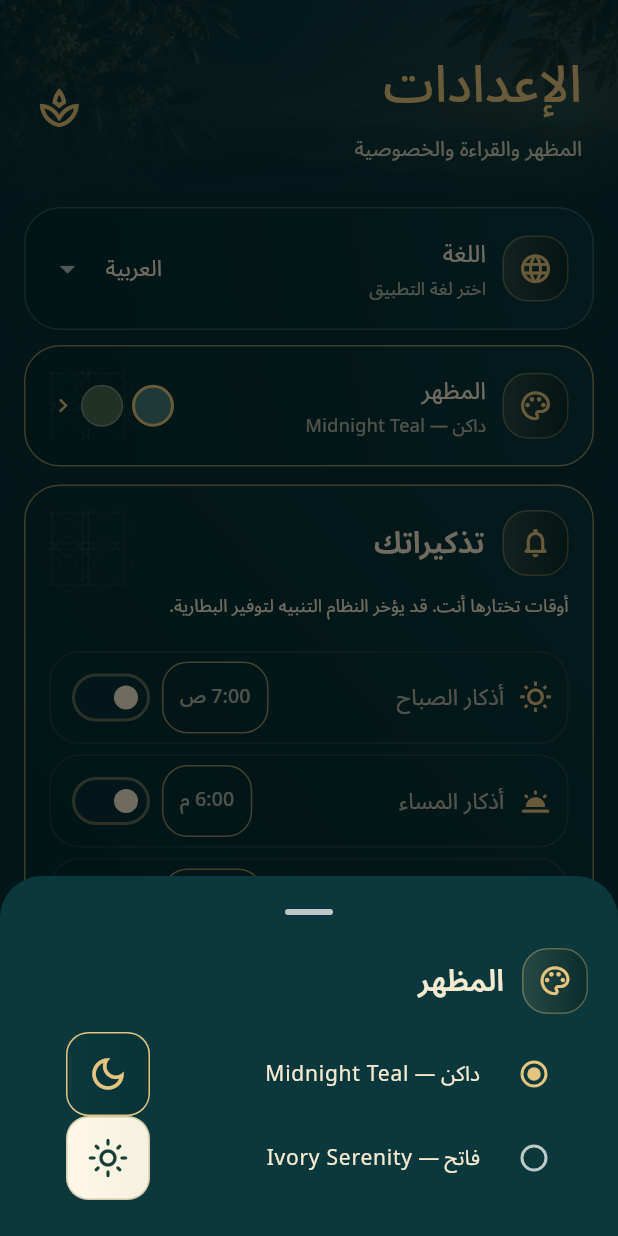
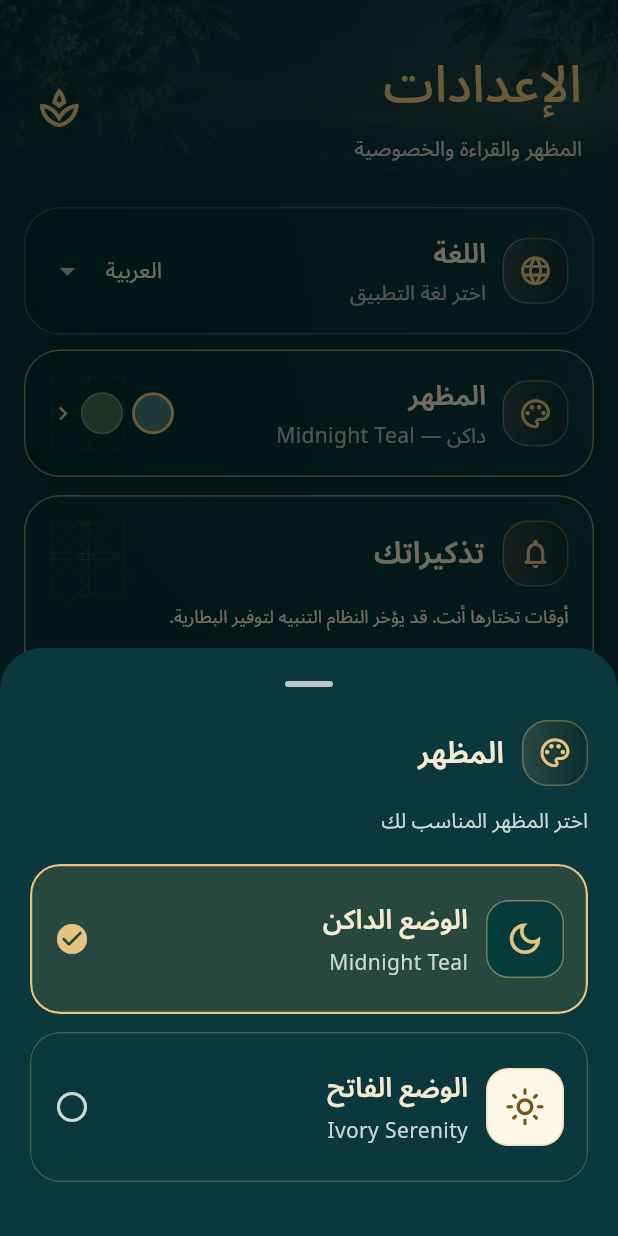
Before and after one commit to Hmx77/Wird, a Flutter app: the SettingsPage widget shown alone on an empty page, opened directly with empty values, after a tap on "المظهر", on a phone screen of 412 x 824 dp. Run offline on Flutter 3.47's test engine with Material 3 defaults, Android fonts, the phone set to English and light mode, and no system bars; our stand-ins replace flutter_local_notifications, flutter_timezone, just_audio, share_plus, shared_preferences, timezone; missing offline and left inert: home_widget; accounts and stored records are empty.

Commit message:
Separate bilingual appearance labels and introduce accessible theme selection cards

```diff
--- a/lib/settings_ui.dart
+++ b/lib/settings_ui.dart
@@ -431,47 +431,18 @@ class SettingsPage extends StatelessWidget {
               children: [
                 SettingsHeading('المظهر', icon: Icons.palette_outlined),
                 SizedBox(height: 12),
-                ...themes.indexed.map(
-                  (e) => RadioListTile<int>(
-                    key: Key('settings-theme-${e.$1}'),
-                    value: e.$1,
-                    groupValue: store.themeIndex,
-                    activeColor: AppAppearance.of(context).gold,
-                    secondary: Container(
-                      width: 56,
-                      height: 56,
-                      decoration: BoxDecoration(
-                        gradient: LinearGradient(
-                          colors: [e.$2.homeSurface, e.$2.homeBackground],
-                        ),
-                        borderRadius: BorderRadius.circular(15),
-                        border: Border.all(
-                          color: e.$1 == store.themeIndex
-                              ? AppAppearance.of(context).gold
-                              : e.$2.homeOutline,
-                        ),
-                      ),
-                      child: Icon(
-                        e.$2.dark
-                            ? Icons.dark_mode_outlined
-                            : Icons.light_mode_outlined,
-                        color: e.$2.dark ? homeGold : e.$2.ink,
-                        size: 28,
-                      ),
-                    ),
-                    title: UiText(
-                      e.$2.name,
-                      style: TextStyle(
-                        color: AppAppearance.of(context).ink,
-                        fontSize: 14,
-                      ),
-                    ),
-                    onChanged: (i) {
-                      if (i != null) store.changeTheme(i);
-                      Navigator.pop(c);
-                    },
+                Align(alignment: AlignmentDirectional.centerStart,
+                  child: Text(Directionality.of(c) == TextDirection.rtl
+                    ? 'اختر المظهر المناسب لك' : 'Choose your appearance',
+                    style: TextStyle(color: AppAppearance.of(context).muted, fontSize: 14, height: 1.7))),
+                SizedBox(height: 16),
+                ...themes.indexed.map((e) => Padding(
+                  padding: EdgeInsets.only(bottom: 12),
+                  child: _AppearanceChoice(
+                    index: e.$1, selected: store.themeIndex == e.$1,
+                    onTap: () { store.changeTheme(e.$1); Navigator.pop(c); },
                   ),
-                ),
+                )),
               ],
             ),
           ),
@@ -729,8 +700,9 @@ class _SettingsControl extends StatelessWidget {
                   title,
                   style: TextStyle(
                     color: AppAppearance.of(context).ink,
-                    fontSize: 16,
-                    height: 1.7,
+                    fontSize: 18,
+                    fontWeight: FontWeight.w600,
+                    height: 1.6,
                   ),
                 ),
                 if (subtitle != null)
@@ -738,8 +710,8 @@ class _SettingsControl extends StatelessWidget {
                     subtitle!,
                     style: TextStyle(
                       color: AppAppearance.of(context).ink.withOpacity(.72),
-                      fontSize: 12,
-                      height: 1.7,
+                      fontSize: 14,
+                      height: 1.6,
                     ),
                   ),
               ],
@@ -933,3 +905,49 @@ class _DeferredSettingsPageState extends State<DeferredSettingsPage> {
     return _opened ? SettingsPage(store: widget.store) : SizedBox.shrink();
   }
 }
+
+class _AppearanceChoice extends StatelessWidget {
+  const _AppearanceChoice({required this.index, required this.selected, required this.onTap});
+  final int index;
+  final bool selected;
+  final VoidCallback onTap;
+  @override
+  Widget build(BuildContext context) {
+    final a = AppAppearance.of(context);
+    final rtl = Directionality.of(context) == TextDirection.rtl;
+    final name = index == 0 ? 'Midnight Teal' : 'Ivory Serenity';
+    return Semantics(selected: selected, inMutuallyExclusiveGroup: true, button: true,
+      child: Material(
+        color: selected ? (a.dark ? const Color(0xFF26483E) : IvoryContrast.selected) : a.surface,
+        shape: RoundedRectangleBorder(borderRadius: BorderRadius.circular(20),
+          side: BorderSide(color: selected ? a.gold : a.gold.withValues(alpha: .3),
+            width: selected ? 1.5 : .8)),
+        clipBehavior: Clip.antiAlias,
+        child: InkWell(key: Key('settings-theme-$index'), onTap: onTap,
+          child: ConstrainedBox(constraints: const BoxConstraints(minHeight: 100),
+            child: Padding(padding: const EdgeInsets.all(16),
+              child: Row(children: [
+                Container(width: 52, height: 52,
+                  decoration: BoxDecoration(
+                    color: index == 0 ? const Color(0xFF063B3B) : IvoryContrast.cream,
+                    borderRadius: BorderRadius.circular(15),
+                    border: Border.all(color: a.gold.withValues(alpha: .5))),
+                  child: Icon(index == 0 ? Icons.dark_mode_outlined : Icons.light_mode_outlined,
+                    color: index == 0 ? homeGold : IvoryContrast.gold, size: 27)),
+                const SizedBox(width: 12),
+                Expanded(child: Column(crossAxisAlignment: CrossAxisAlignment.start, children: [
+                  Text(rtl ? (index == 0 ? 'الوضع الداكن' : 'الوضع الفاتح')
+                    : (index == 0 ? 'Dark appearance' : 'Light appearance'),
+                    style: TextStyle(color: a.ink, fontSize: 18,
+                      fontWeight: FontWeight.w600, height: 1.6)),
+                  const SizedBox(height: 3),
+                  Align(alignment: AlignmentDirectional.centerStart,
+                    child: Text(name, textDirection: TextDirection.ltr,
+                      style: TextStyle(color: a.muted, fontSize: 14, height: 1.5))),
+                ])),
+                const SizedBox(width: 12),
+                Icon(selected ? Icons.check_circle_rounded : Icons.radio_button_unchecked_rounded,
+                  color: selected ? a.gold : a.muted, size: 24),
+              ]))))));
+  }
+}
```
